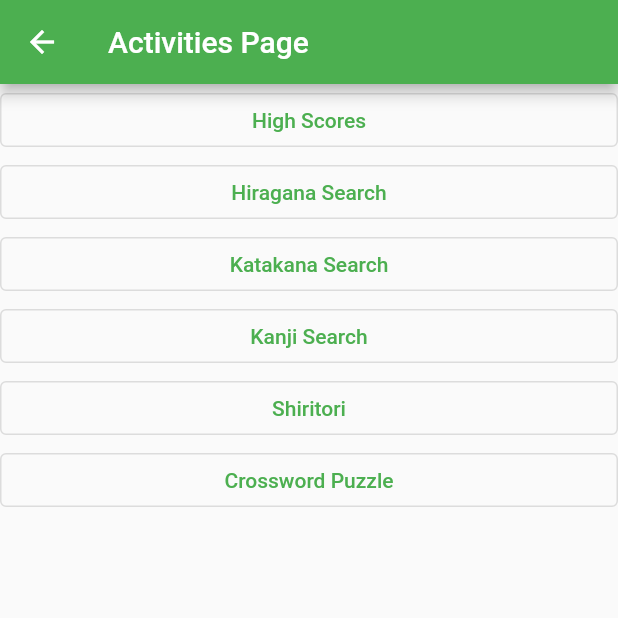
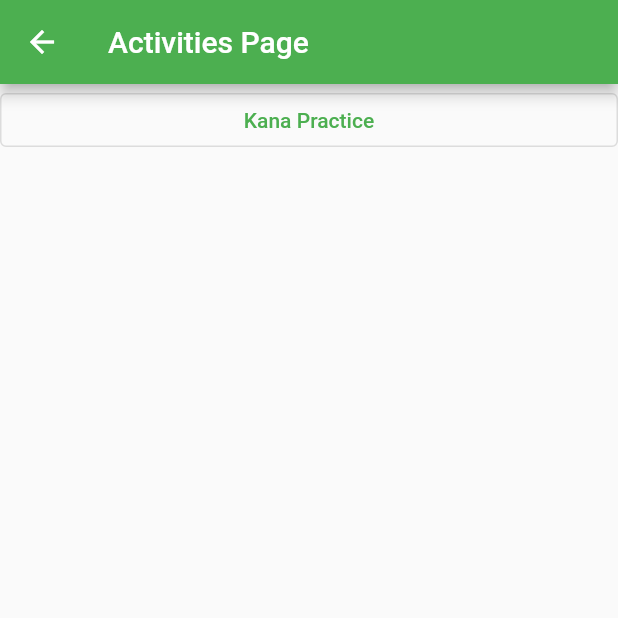
Before and after one commit to MitchellMaliglig/Mobile-App-Project-CS-4750-, a Flutter app: the ActivitiesPage screen opened directly, on a phone screen of 412 x 824 dp, the top half of it. Run offline on Flutter 3.47's test engine with Material 2 defaults, Android fonts, the phone set to English and light mode, and no system bars.

Commit message:
activies page + kana practice

```diff
--- a/lib/Activities_Page.dart
+++ b/lib/Activities_Page.dart
@@ -1,4 +1,5 @@
 import 'package:flutter/material.dart';
+import 'package:mobile_app_project/activities/kana_practice.dart';
 
 class ActivitiesPage extends StatefulWidget {
   const ActivitiesPage({Key? key}) : super(key: key);
@@ -20,23 +21,13 @@ class _ActivitiesPageState extends State<ActivitiesPage> {
               parent: AlwaysScrollableScrollPhysics()),
           children: [
             OutlinedButton(
-                onPressed: (){},
-                child: Text('High Scores')),
-            OutlinedButton(
-                onPressed: (){},
-                child: Text('Hiragana Search')),
-            OutlinedButton(
-                onPressed: (){},
-                child: Text('Katakana Search')),
-            OutlinedButton(
-                onPressed: (){},
-                child: Text('Kanji Search')),
-            OutlinedButton(
-                onPressed: (){},
-                child: Text('Shiritori')),
-            OutlinedButton(
-                onPressed: (){},
-                child: Text('Crossword Puzzle')),
+                onPressed: (){
+                  Navigator.push(
+                      context,
+                      MaterialPageRoute(builder: (context) => KanaPractice()),
+                  );
+                  },
+                child: Text('Kana Practice')),
           ],
         ),
       ),
```
Also changed, not shown: lib/activities/kana_practice.dart (added, +93 -0 lines).
